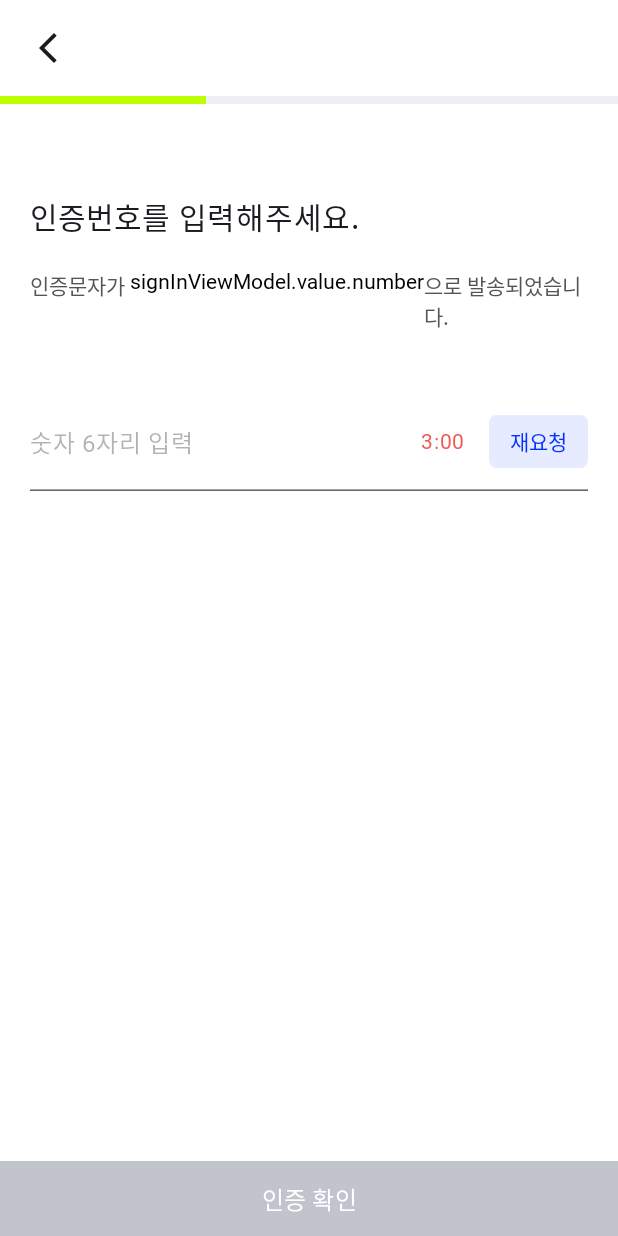
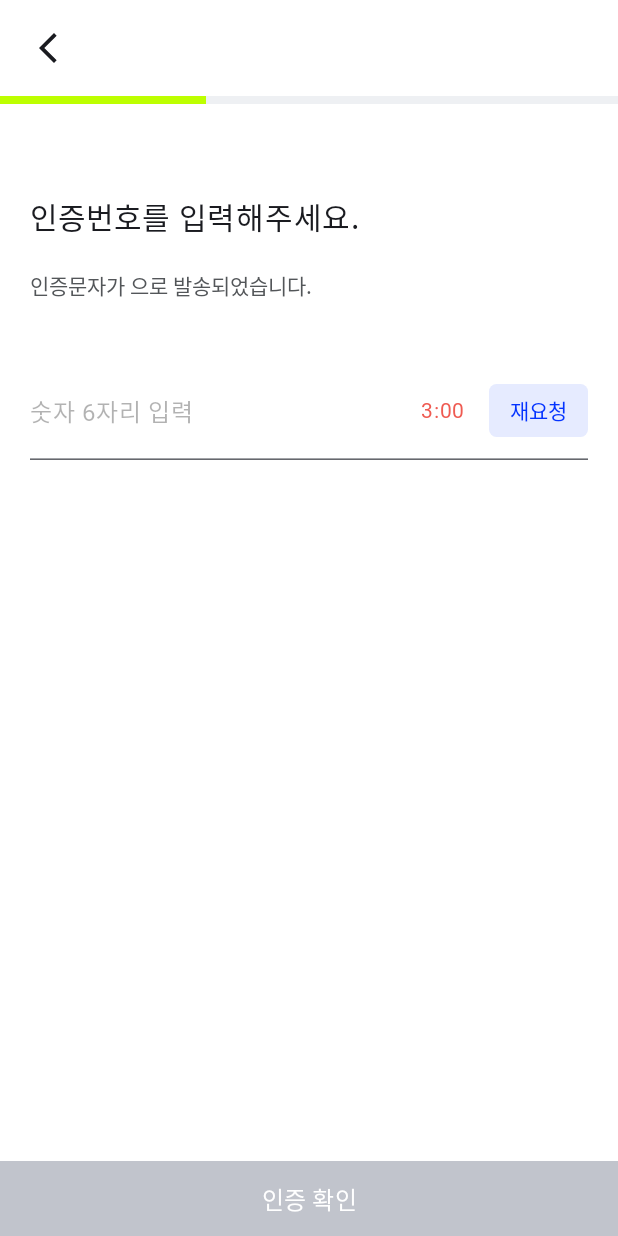
Before and after one commit to FashionWeek-Runway/Runway-Android, an Android app built with Jetpack Compose: the SignInPhoneVerifyScreen screen opened through its navigation route, on a phone screen of 412 x 824 dp. Run offline under Robolectric (Android 15) with nearby library versions, the phone set to English and light mode, and no system bars; our stand-ins replace Dagger/Hilt's generated code, accompanist; Roboto replaces fonts that are not available here.

Commit message:
style : 오타 수정

```diff
--- a/app/src/main/java/com/cmc12th/runway/ui/signin/view/SignInPhoneVerify.kt
+++ b/app/src/main/java/com/cmc12th/runway/ui/signin/view/SignInPhoneVerify.kt
@@ -64,7 +64,7 @@ fun SignInPhoneVerifyScreen(
             HeightSpacer(height = 20.dp)
             Row {
                 Text(text = "인증문자가 ", color = Gray700, style = Body2)
-                Text(text = "signInViewModel.value.number", color = Color.Black, style = Body2M)
+                Text(text = uiState.phone.number, color = Color.Black, style = Body2M)
                 Text(text = "으로 발송되었습니다.", color = Gray700, style = Body2)
             }
             HeightSpacer(height = 40.dp)
--- a/app/src/main/java/com/cmc12th/runway/ui/signin/view/SignInProfileImage.kt
+++ b/app/src/main/java/com/cmc12th/runway/ui/signin/view/SignInProfileImage.kt
@@ -71,7 +71,6 @@ fun SignInProfileImage(
             signInViewModel.updateProfileImage(url)
         }
 
-
     Column(
         modifier = Modifier
             .imePadding()
@@ -113,7 +112,9 @@ fun SignInProfileImage(
                 .fillMaxWidth()
                 .height(50.dp),
             shape = RectangleShape,
-            colors = ButtonDefaults.buttonColors(Gray300)
+            colors = ButtonDefaults.buttonColors(
+                if (uiState.nickName.text.isNotBlank() && uiState.nickName.checkValidate()) Black else Gray300
+            )
         ) {
             Text(
                 text = "다음",
```
